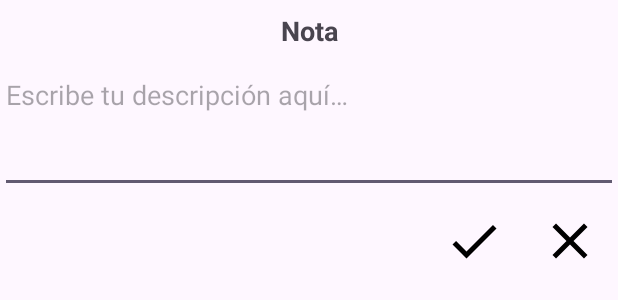
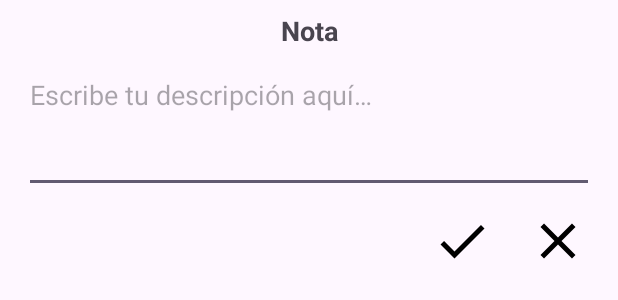
Before and after one commit to vanskarner/TomateCare, an Android app: the layout dialog_identification_note.xml on its own in the app's theme, with its tools: preview values and no code run, on a phone screen of 412 x 824 dp. Shown: the top 300 px of the screen. Run offline under Robolectric (Android 15) with nearby library versions, the phone set to English and light mode, and no system bars.

Commit message:
update layout

```diff
--- a/app/src/main/res/layout/dialog_identification_note.xml
+++ b/app/src/main/res/layout/dialog_identification_note.xml
@@ -21,7 +21,9 @@
         android:id="@+id/edtNote"
         android:layout_width="0dp"
         android:layout_height="wrap_content"
+        android:layout_marginStart="16dp"
         android:layout_marginTop="8dp"
+        android:layout_marginEnd="16dp"
         android:gravity="top"
         android:hint="@string/write_your_note_here"
         android:inputType="textMultiLine"
@@ -50,7 +52,7 @@
         android:layout_width="48dp"
         android:layout_height="48dp"
         android:layout_marginTop="8dp"
-        android:layout_marginEnd="8dp"
+        android:layout_marginEnd="16dp"
         android:layout_marginBottom="8dp"
         android:background="@android:color/transparent"
         android:src="@drawable/baseline_close_40"
```
